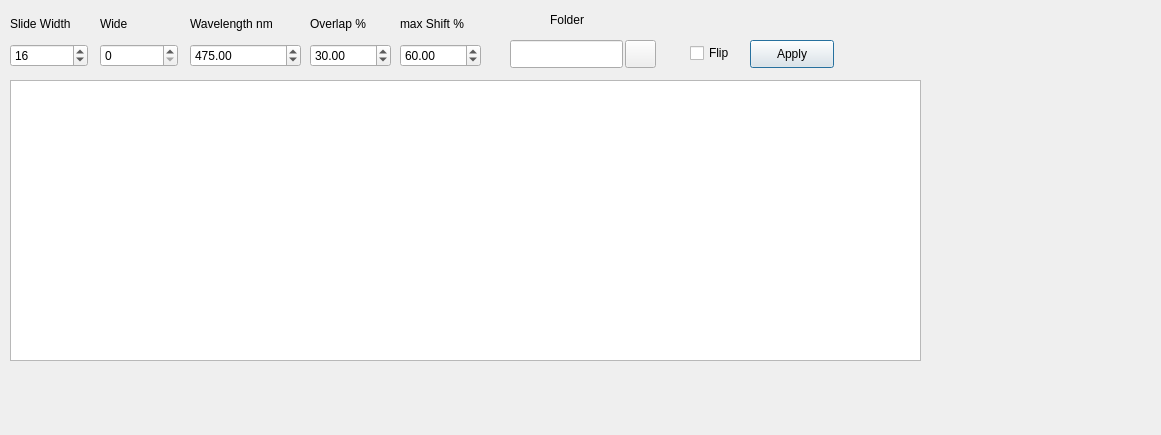
Above: formbuildslidehypecubepreview.ui from JairoSalazarV/QtHypCam before the change. Below: the same form after it.
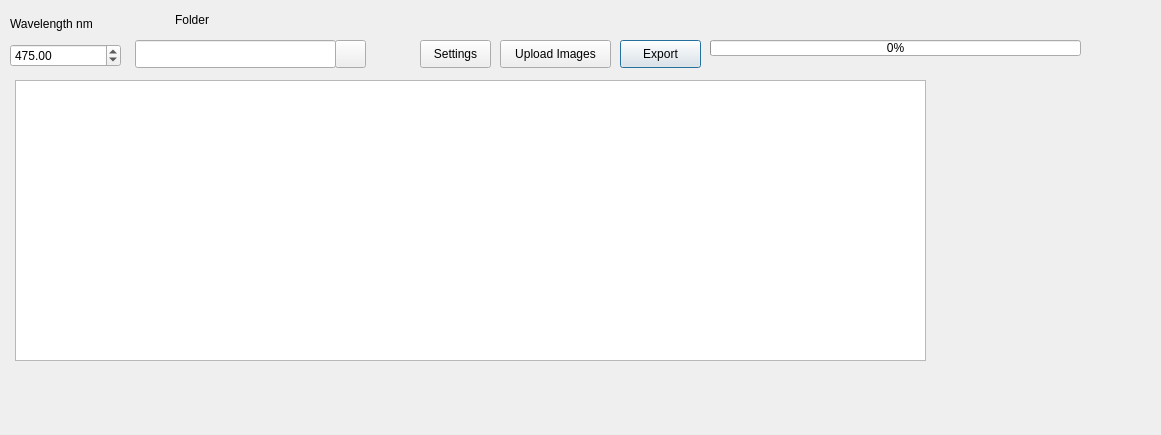
That is the form after the change. Icons and pictures are not drawn.

Commit message: Slide Export Simulator Improvement

What changed in the file:
```diff
--- a/formbuildslidehypecubepreview.ui
+++ b/formbuildslidehypecubepreview.ui
@@ -16,7 +16,7 @@
   <widget class="QGraphicsView" name="gvSlideHypCubePreview">
    <property name="geometry">
     <rect>
-     <x>10</x>
+     <x>15</x>
      <y>80</y>
      <width>911</width>
      <height>281</height>
@@ -26,20 +26,20 @@
   <widget class="QPushButton" name="pbApply">
    <property name="geometry">
     <rect>
-     <x>750</x>
+     <x>620</x>
      <y>40</y>
-     <width>84</width>
+     <width>81</width>
      <height>28</height>
     </rect>
    </property>
    <property name="text">
-    <string>Apply</string>
+    <string>Export</string>
    </property>
   </widget>
   <widget class="QWidget" name="layoutWidget">
    <property name="geometry">
     <rect>
-     <x>190</x>
+     <x>10</x>
      <y>10</y>
      <width>111</width>
      <height>57</height>
@@ -68,44 +68,12 @@
     </item>
    </layout>
   </widget>
-  <widget class="QWidget" name="layoutWidget_3">
-   <property name="geometry">
-    <rect>
-     <x>10</x>
-     <y>10</y>
-     <width>78</width>
-     <height>57</height>
-    </rect>
-   </property>
-   <layout class="QGridLayout" name="gridLayout_3">
-    <item row="0" column="0">
-     <widget class="QLabel" name="label">
-      <property name="text">
-       <string>Slide Width</string>
-      </property>
-     </widget>
-    </item>
-    <item row="1" column="0">
-     <widget class="QSpinBox" name="spinSlideW">
-      <property name="minimum">
-       <number>1</number>
-      </property>
-      <property name="maximum">
-       <number>10000</number>
-      </property>
-      <property name="value">
-       <number>16</number>
-      </property>
-     </widget>
-    </item>
-   </layout>
-  </widget>
   <widget class="QLineEdit" name="txtFolder">
    <property name="geometry">
     <rect>
-     <x>510</x>
+     <x>135</x>
      <y>40</y>
-     <width>113</width>
+     <width>201</width>
      <height>28</height>
     </rect>
    </property>
@@ -113,7 +81,7 @@
   <widget class="QLabel" name="label_4">
    <property name="geometry">
     <rect>
-     <x>550</x>
+     <x>175</x>
      <y>10</y>
      <width>75</width>
      <height>20</height>
@@ -126,7 +94,7 @@
   <widget class="QPushButton" name="pbFolder">
    <property name="geometry">
     <rect>
-     <x>625</x>
+     <x>335</x>
      <y>40</y>
      <width>31</width>
      <height>28</height>
@@ -140,114 +108,60 @@
      <normaloff>:/new/icons/imagenInte/folder-icon.png</normaloff>:/new/icons/imagenInte/folder-icon.png</iconset>
    </property>
   </widget>
-  <widget class="QCheckBox" name="cbFlip">
+  <widget class="QPushButton" name="pbUploadImages">
    <property name="geometry">
     <rect>
-     <x>690</x>
+     <x>500</x>
      <y>40</y>
-     <width>51</width>
-     <height>26</height>
+     <width>111</width>
+     <height>28</height>
     </rect>
    </property>
    <property name="text">
-    <string>Flip</string>
+    <string>Upload Images</string>
    </property>
   </widget>
-  <widget class="QWidget" name="layoutWidget_4">
+  <widget class="QLabel" name="labelProgBar">
    <property name="geometry">
     <rect>
-     <x>310</x>
-     <y>10</y>
-     <width>81</width>
-     <height>57</height>
+     <x>710</x>
+     <y>55</y>
+     <width>371</width>
+     <height>20</height>
     </rect>
    </property>
-   <layout class="QGridLayout" name="gridLayout_4">
-    <item row="0" column="0">
-     <widget class="QLabel" name="label_5">
-      <property name="text">
-       <string>Overlap %</string>
-      </property>
-     </widget>
-    </item>
-    <item row="1" column="0">
-     <widget class="QDoubleSpinBox" name="spinOverlap">
-      <property name="maximum">
-       <double>100.000000000000000</double>
-      </property>
-      <property name="singleStep">
-       <double>0.100000000000000</double>
-      </property>
-      <property name="value">
-       <double>30.000000000000000</double>
-      </property>
-     </widget>
-    </item>
-   </layout>
+   <property name="styleSheet">
+    <string notr="true"/>
+   </property>
+   <property name="text">
+    <string/>
+   </property>
   </widget>
-  <widget class="QWidget" name="layoutWidget_5">
+  <widget class="QProgressBar" name="progBar">
    <property name="geometry">
     <rect>
-     <x>400</x>
-     <y>10</y>
-     <width>81</width>
-     <height>57</height>
+     <x>710</x>
+     <y>40</y>
+     <width>371</width>
+     <height>16</height>
     </rect>
    </property>
-   <layout class="QGridLayout" name="gridLayout_5">
-    <item row="0" column="0">
-     <widget class="QLabel" name="label_6">
-      <property name="text">
-       <string>max Shift %</string>
-      </property>
-     </widget>
-    </item>
-    <item row="1" column="0">
-     <widget class="QDoubleSpinBox" name="spinMaxShift">
-      <property name="maximum">
-       <double>100.000000000000000</double>
-      </property>
-      <property name="singleStep">
-       <double>0.100000000000000</double>
-      </property>
-      <property name="value">
-       <double>60.000000000000000</double>
-      </property>
-     </widget>
-    </item>
-   </layout>
+   <property name="value">
+    <number>0</number>
+   </property>
   </widget>
-  <widget class="QWidget" name="layoutWidget_6">
+  <widget class="QPushButton" name="pbSettings">
    <property name="geometry">
     <rect>
-     <x>100</x>
-     <y>10</y>
-     <width>78</width>
-     <height>57</height>
+     <x>420</x>
+     <y>40</y>
+     <width>71</width>
+     <height>28</height>
     </rect>
    </property>
-   <layout class="QGridLayout" name="gridLayout_6">
-    <item row="0" column="0">
-     <widget class="QLabel" name="label_2">
-      <property name="text">
-       <string>Wide</string>
-      </property>
-     </widget>
-    </item>
-    <item row="1" column="0">
-     <widget class="QSpinBox" name="spinWide">
-      <property name="minimum">
-       <number>0</number>
-      </property>
-      <property name="maximum">
-       <number>10000</number>
-      </property>
-      <property name="value">
-       <number>0</number>
-      </property>
-     </widget>
-    </item>
-   </layout>
+   <property name="text">
+    <string>Settings</string>
+   </property>
   </widget>
  </widget>
  <resources>
```
The commit also changes 17 other files.
